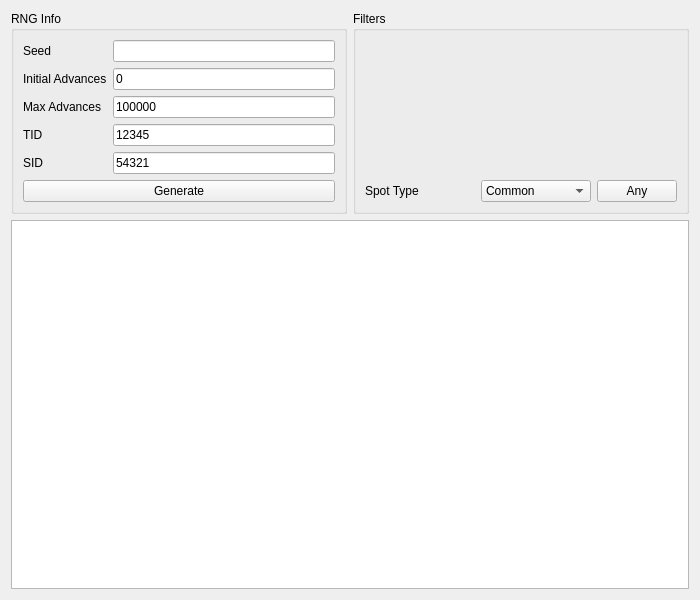
Above: Forms/Gen3/Tools/PokeSpot.ui from Admiral-Fish/PokeFinder before the change. Below: the same form after it.
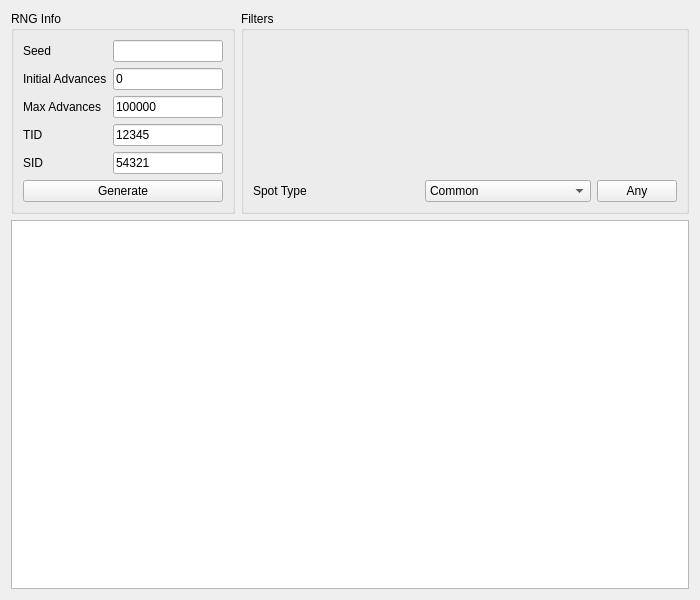
That is the form after the change. Custom widgets are drawn as their Qt base class.

```diff
--- a/Forms/Gen3/Tools/PokeSpot.ui
+++ b/Forms/Gen3/Tools/PokeSpot.ui
@@ -128,7 +128,7 @@
     <widget class="QGroupBox" name="groupBoxFilters">
      <property name="sizePolicy">
       <sizepolicy hsizetype="Preferred" vsizetype="Preferred">
-       <horstretch>1</horstretch>
+       <horstretch>2</horstretch>
        <verstretch>0</verstretch>
       </sizepolicy>
      </property>
```
